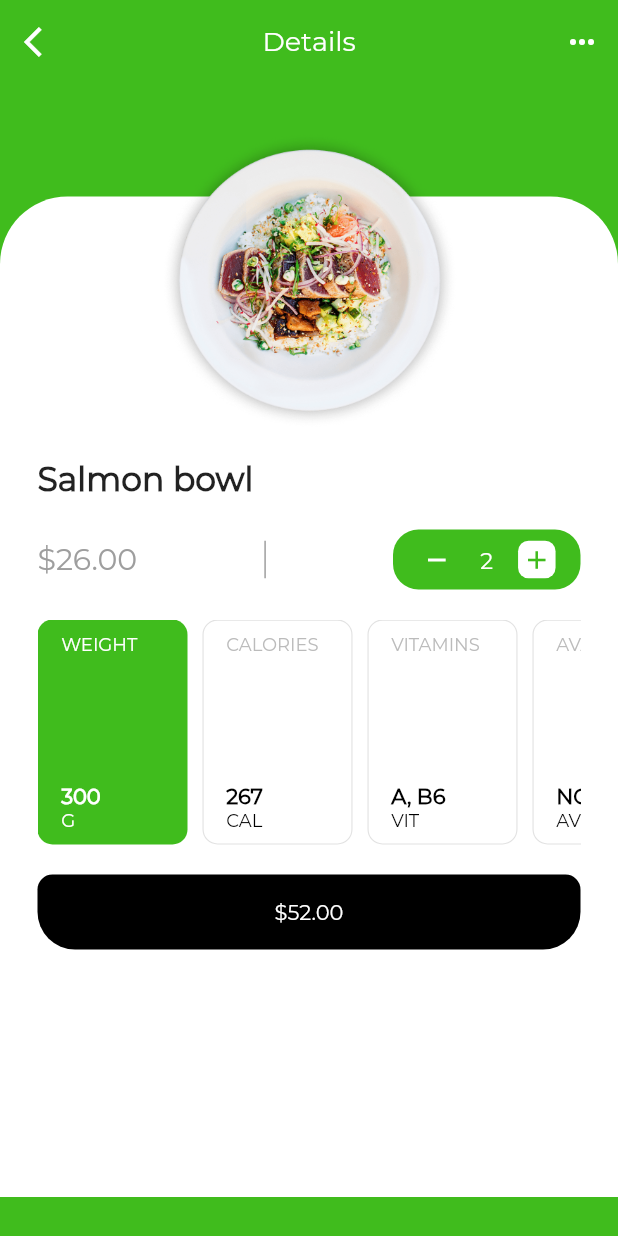
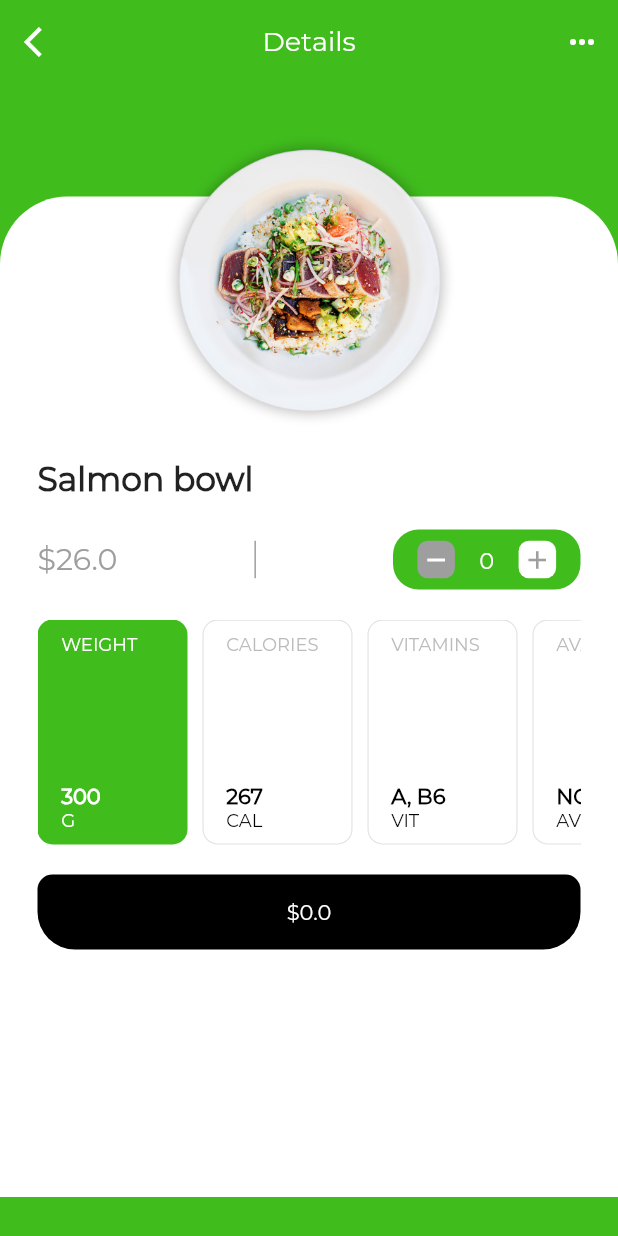
Before and after one commit to rrrozzaq/healthy_food_app, a Flutter app: the screen it shows after launch, after a tap on the "add" icon, on a phone screen of 412 x 824 dp. Run offline on Flutter 3.47's test engine with Material 2 defaults, Android fonts, the phone set to English and light mode, and no system bars.

Commit message:
fix icon button

```diff
--- a/lib/detailsPage.dart
+++ b/lib/detailsPage.dart
@@ -13,11 +13,32 @@ class DetailsPage extends StatefulWidget {
 
 class _DetailsPageState extends State<DetailsPage> {
   var selectedCard = 'WEIGHT';
+  int number = 0;
+
+  void tombolAdd() {
+    setState(
+      () {
+        number += 1;
+      },
+    );
+  }
+
+  void tombolRemove() {
+    setState(
+      () {
+        number -= 1;
+
+        if (number <= 0) {
+          number = 0;
+        }
+      },
+    );
+  }
 
   @override
   Widget build(BuildContext context) {
     return Scaffold(
-        backgroundColor:  Color.fromARGB(255, 64, 188, 29),
+        backgroundColor: Color.fromARGB(255, 64, 188, 29),
         appBar: AppBar(
           leading: IconButton(
             onPressed: () {
@@ -97,19 +118,20 @@ class _DetailsPageState extends State<DetailsPage> {
                           width: 125.0,
                           height: 40.0,
                           decoration: BoxDecoration(
-                              borderRadius: BorderRadius.circular(17.0),
-                              color:  Color.fromARGB(255, 64, 188, 29),),
+                            borderRadius: BorderRadius.circular(17.0),
+                            color: Color.fromARGB(255, 64, 188, 29),
+                          ),
                           child: Row(
                             mainAxisAlignment: MainAxisAlignment.spaceEvenly,
                             children: <Widget>[
                               InkWell(
-                                onTap: () {},
+                                onTap: tombolRemove,
                                 child: Container(
                                   height: 25.0,
                                   width: 25.0,
                                   decoration: BoxDecoration(
                                       borderRadius: BorderRadius.circular(7.0),
-                                      color:   Color.fromARGB(255, 64, 188, 29),),
+                                      color: Colors.grey),
                                   child: Center(
                                     child: Icon(
                                       Icons.remove,
@@ -119,13 +141,15 @@ class _DetailsPageState extends State<DetailsPage> {
                                   ),
                                 ),
                               ),
-                              Text('2',
-                                  style: TextStyle(
-                                      color: Colors.white,
-                                      fontFamily: 'Montserrat',
-                                      fontSize: 15.0)),
+                              Text(
+                                number.toString(),
+                                style: TextStyle(
+                                    color: Colors.white,
+                                    fontFamily: 'Montserrat',
+                                    fontSize: 15.0),
+                              ),
                               InkWell(
-                                onTap: () {},
+                                onTap: tombolAdd,
                                 child: Container(
                                   height: 25.0,
                                   width: 25.0,
@@ -135,12 +159,12 @@ class _DetailsPageState extends State<DetailsPage> {
                                   child: Center(
                                     child: Icon(
                                       Icons.add,
-                                      color:   Color.fromARGB(255, 64, 188, 29),
+                                      color: Colors.grey,
                                       size: 20.0,
                                     ),
                                   ),
                                 ),
-                              )
+                              ),
                             ],
                           ),
                         )
@@ -174,7 +198,8 @@ class _DetailsPageState extends State<DetailsPage> {
                             color: Colors.black),
                         height: 50.0,
                         child: Center(
-                          child: Text('\$52.00',
+                          child: Text(
+                              '\$' + (number.toDouble() * 26.00).toString(),
                               style: TextStyle(
                                   color: Colors.white,
                                   fontFamily: 'Montserrat')),
@@ -197,8 +222,9 @@ class _DetailsPageState extends State<DetailsPage> {
             curve: Curves.easeIn,
             decoration: BoxDecoration(
               borderRadius: BorderRadius.circular(10.0),
-              color:
-                  cardTitle == selectedCard ?   Color.fromARGB(255, 64, 188, 29) : Colors.white,
+              color: cardTitle == selectedCard
+                  ? Color.fromARGB(255, 64, 188, 29)
+                  : Colors.white,
               border: Border.all(
                   color: cardTitle == selectedCard
                       ? Colors.transparent
--- a/lib/main.dart
+++ b/lib/main.dart
@@ -66,10 +66,10 @@ class MyHomePage extends StatelessWidget {
           ),
           SizedBox(height: 40.0),
           Container(
-            height: 520.0,
+            height: 400.0,
             decoration: BoxDecoration(
               color: Colors.white,
-              borderRadius: BorderRadius.only(topLeft: Radius.circular(75.0)),
+              borderRadius: BorderRadius.only(topLeft: Radius.circular(60.0)),
               image: DecorationImage(
                 image: AssetImage("assets/backgroundPage.png"),
               ),
@@ -83,17 +83,17 @@ class MyHomePage extends StatelessWidget {
                         height: MediaQuery.of(context).size.height - 300.0,
                         child: ListView(children: [
                           _buildFoodItem('assets/plate1.png', 'Salmon bowl',
-                              '\$26.00', context),
+                              '\$26.0', context),
                           _buildFoodItem('assets/plate2.png', 'Spring bowl',
-                              '\$26.00', context),
+                              '\$26.0', context),
                           _buildFoodItem('assets/plate3.png', 'Avocado bowl',
-                              '\$26.00', context),
+                              '\$26.0', context),
                           _buildFoodItem('assets/plate4.png', 'Berry bowl',
-                              '\$26.00', context),
+                              '\$26.0', context),
                           _buildFoodItem('assets/plate5.png', 'Tuna bowl',
-                              '\$26.00', context),
+                              '\$26.0', context),
                           _buildFoodItem('assets/plate6.png', 'Meat bowl',
-                              '\$26.00', context),
+                              '\$26.0', context),
                         ]))),
               ],
             ),
```
